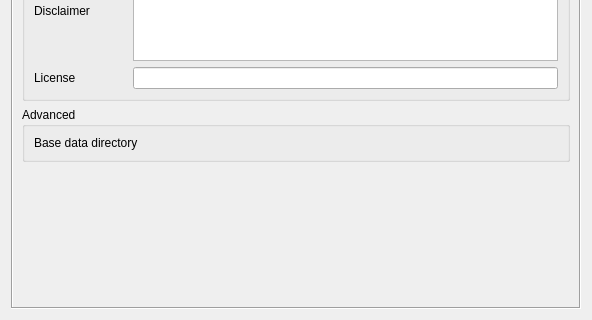
ConservationInternational/cplus-plugin, file src/cplus_plugin/ui/qgis_settings.ui: the form before one commit; both pictures show x 0 to 592 and y 326 to 646 of the 592 by 646 pixel window.
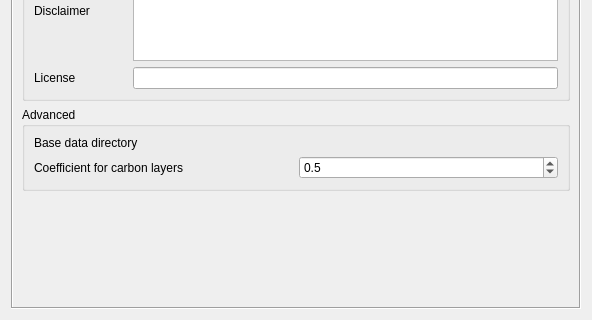
The form after the commit. Custom widgets are drawn as their Qt base class.

Commit message: carbon layers integration

Diff of the .ui file:
```diff
--- a/src/cplus_plugin/ui/qgis_settings.ui
+++ b/src/cplus_plugin/ui/qgis_settings.ui
@@ -181,6 +181,32 @@
             </property>
            </widget>
           </item>
+          <item row="3" column="0">
+           <widget class="QLabel" name="carbon_coefficien_la">
+            <property name="toolTip">
+             <string>The value that will be used as a coefficient when combining pathways with carbon layers. </string>
+            </property>
+            <property name="text">
+             <string>Coefficient for carbon layers</string>
+            </property>
+           </widget>
+          </item>
+          <item row="3" column="1">
+           <widget class="QDoubleSpinBox" name="carbon_coefficient_box">
+            <property name="toolTip">
+             <string>The value that will be used as a coefficient when combining pathways with carbon layers. </string>
+            </property>
+            <property name="decimals">
+             <number>1</number>
+            </property>
+            <property name="maximum">
+             <double>1.000000000000000</double>
+            </property>
+            <property name="value">
+             <double>0.500000000000000</double>
+            </property>
+           </widget>
+          </item>
          </layout>
         </widget>
        </item>
```
The commit also changes 3 other files.
